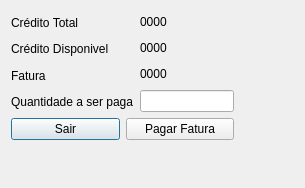
Before: the Qt Designer form Projeto/verfaturacredito.ui in YagoConstantino/SistemaBancario, drawn with Qt 5.
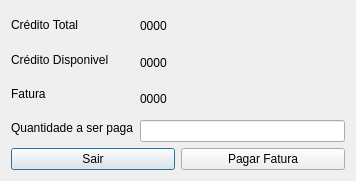
After: the same form once the commit is applied.

What changed in the file:
```diff
--- a/Projeto/verfaturacredito.ui
+++ b/Projeto/verfaturacredito.ui
@@ -6,22 +6,15 @@
    <rect>
     <x>0</x>
     <y>0</y>
-    <width>305</width>
-    <height>188</height>
+    <width>356</width>
+    <height>181</height>
    </rect>
   </property>
   <property name="windowTitle">
    <string>Dialog</string>
   </property>
-  <widget class="QWidget" name="">
-   <property name="geometry">
-    <rect>
-     <x>11</x>
-     <y>12</y>
-     <width>223</width>
-     <height>128</height>
-    </rect>
-   </property>
+  <layout class="QHBoxLayout" name="horizontalLayout_3">
+   <item>
    <layout class="QVBoxLayout" name="verticalLayout_3">
     <item>
      <layout class="QHBoxLayout" name="horizontalLayout">
@@ -106,7 +99,8 @@
      </layout>
     </item>
    </layout>
-  </widget>
+   </item>
+  </layout>
  </widget>
  <resources/>
  <connections/>
```
Lines whose indentation alone changed are shown as unchanged.
